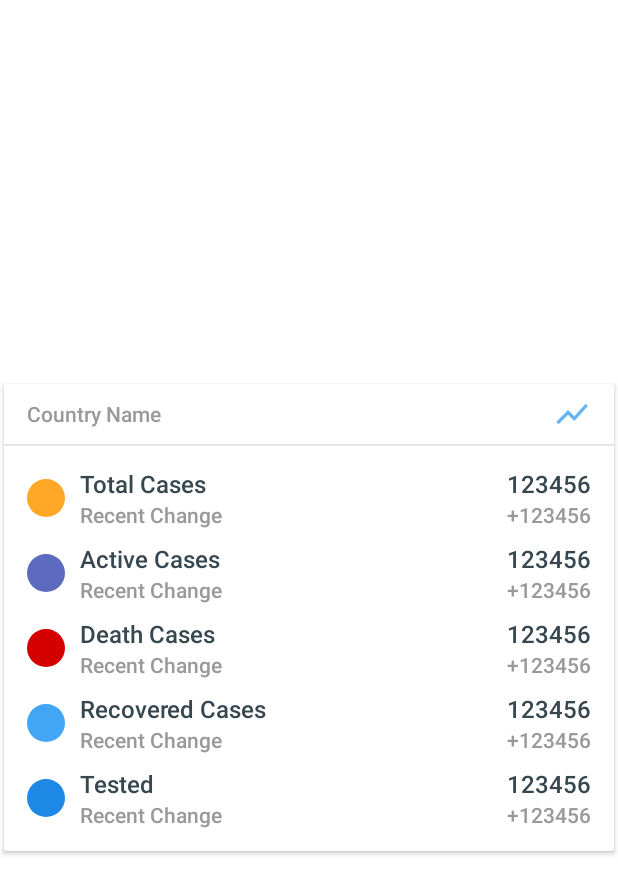
After one commit to OduorFelix/Covid-19, an Android app: the layout regional_country_card_layout.xml on its own in the app's theme, with its tools: preview values and no code run, on a phone screen of 412 x 824 dp. The commit adds this screen. Shown: the top 894 px of the screen. Run offline under Robolectric (Android 15) with nearby library versions, the phone set to English and light mode, and no system bars.

Commit message:
Regional Data View

```diff
--- a/app/src/main/java/com/flx/covid_19/models/Covid_model.kt
+++ b/app/src/main/java/com/flx/covid_19/models/Covid_model.kt
@@ -3,4 +3,4 @@ package com.flx.covid_19.models
 data class Covid_model (val summary: Summary?,
                         val change: Change?,
                         val generated_on: String?,
-                        val regions: Regions?)
+                        val regions: List<Countries>)
--- a/app/src/main/java/com/flx/covid_19/models/Regions.kt
+++ b/app/src/main/java/com/flx/covid_19/models/Regions.kt
@@ -1,3 +1,3 @@
 package com.flx.covid_19.models
 
-data class Regions (val country: Countries?)
+data class Regions (val usa: List<Countries>?)
--- /dev/null
+++ b/app/src/main/res/drawable/ic_show_chart.xml
@@ -0,0 +1,10 @@
+<vector xmlns:android="http://schemas.android.com/apk/res/android"
+    android:width="24dp"
+    android:height="24dp"
+    android:viewportWidth="24"
+    android:viewportHeight="24"
+    android:tint="?attr/colorControlNormal">
+  <path
+      android:fillColor="@android:color/white"
+      android:pathData="M3.5,18.49l6,-6.01 4,4L22,6.92l-1.41,-1.41 -7.09,7.97 -4,-4L2,16.99z"/>
+</vector>
--- /dev/null
+++ b/app/src/main/res/layout/regional_country_card_layout.xml
@@ -0,0 +1,405 @@
+<?xml version="1.0" encoding="utf-8"?>
+<androidx.cardview.widget.CardView
+    xmlns:android="http://schemas.android.com/apk/res/android"
+    android:layout_width="match_parent"
+    android:layout_height="wrap_content"
+    xmlns:app="http://schemas.android.com/apk/res-auto"
+    android:visibility="visible"
+    app:cardCornerRadius="2dp"
+    app:cardElevation="2dp"
+    android:layout_gravity="center"
+    app:cardUseCompatPadding="true">
+
+    <LinearLayout
+        android:layout_width="match_parent"
+        android:layout_height="wrap_content"
+        android:orientation="vertical">
+
+        <LinearLayout
+            android:layout_width="match_parent"
+            android:layout_height="@dimen/spacing_xmlarge"
+            android:layout_marginLeft="@dimen/spacing_large"
+            android:layout_marginRight="@dimen/spacing_large"
+            android:gravity="center_vertical"
+            android:orientation="horizontal">
+
+            <TextView
+                android:id="@+id/countryNameText"
+                android:layout_width="0dp"
+                android:layout_height="wrap_content"
+                android:layout_weight="1"
+                android:gravity="center_vertical"
+                android:text="@string/country_name"
+                android:textAppearance="@style/Base.TextAppearance.AppCompat.Body2"
+                android:textColor="@color/grey_40" />
+
+            <ImageView
+                android:layout_width="@dimen/spacing_mxlarge"
+                android:layout_height="@dimen/spacing_mxlarge"
+                app:srcCompat="@drawable/ic_show_chart"
+                android:contentDescription="@string/app_name"
+                app:tint="@color/blue_300" />
+
+        </LinearLayout>
+
+        <View
+            android:layout_width="match_parent"
+            android:layout_height="1dp"
+            android:background="@color/grey_10" />
+
+        <View
+            android:layout_width="0dp"
+            android:layout_height="@dimen/spacing_middle" />
+
+        <LinearLayout
+            android:layout_width="match_parent"
+            android:layout_height="@dimen/spacing_xxlarge"
+            android:gravity="center_vertical"
+            android:orientation="horizontal"
+            android:paddingLeft="@dimen/spacing_large"
+            android:paddingRight="@dimen/spacing_large">
+
+            <ImageView
+                android:layout_width="@dimen/spacing_mxlarge"
+                android:layout_height="@dimen/spacing_mxlarge"
+                app:srcCompat="@drawable/shape_circle"
+                android:contentDescription="@string/app_name"
+                app:tint="@color/orange_400" />
+
+            <View
+                android:layout_width="@dimen/spacing_middle"
+                android:layout_height="0dp" />
+
+            <LinearLayout
+                android:layout_width="0dp"
+                android:layout_height="wrap_content"
+                android:layout_weight="1"
+                android:orientation="vertical">
+
+                <TextView
+                    android:layout_width="wrap_content"
+                    android:layout_height="wrap_content"
+                    android:text="@string/total_cases"
+                    android:textAppearance="@style/Base.TextAppearance.AppCompat.Subhead"
+                    android:textColor="@color/grey_80"
+                    app:fontFamily="sans-serif-medium" />
+
+                <TextView
+                    android:layout_width="wrap_content"
+                    android:layout_height="wrap_content"
+                    android:text="@string/recent_change"
+                    android:textAppearance="@style/Base.TextAppearance.AppCompat.Body2"
+                    android:textColor="@color/grey_40" />
+
+            </LinearLayout>
+
+            <LinearLayout
+                android:layout_width="wrap_content"
+                android:layout_height="wrap_content"
+                android:gravity="end"
+                android:orientation="vertical">
+
+                <TextView
+                    android:id="@+id/currentTotalCases"
+                    android:layout_width="wrap_content"
+                    android:layout_height="wrap_content"
+                    android:text="123456"
+                    android:textAppearance="@style/Base.TextAppearance.AppCompat.Subhead"
+                    android:textColor="@color/grey_80"
+                    app:fontFamily="sans-serif-medium" />
+
+                <TextView
+                    android:id="@+id/changeTotalCases"
+                    android:layout_width="wrap_content"
+                    android:layout_height="wrap_content"
+                    android:text="+123456"
+                    android:textAppearance="@style/Base.TextAppearance.AppCompat.Body2"
+                    android:textColor="@color/grey_40" />
+
+            </LinearLayout>
+
+        </LinearLayout>
+
+        <LinearLayout
+            android:layout_width="match_parent"
+            android:layout_height="@dimen/spacing_xxlarge"
+            android:gravity="center_vertical"
+            android:orientation="horizontal"
+            android:paddingLeft="@dimen/spacing_large"
+            android:paddingRight="@dimen/spacing_large">
+
+            <ImageView
+                android:layout_width="@dimen/spacing_mxlarge"
+                android:layout_height="@dimen/spacing_mxlarge"
+                app:tint="@color/indigo_400"
+                app:srcCompat="@drawable/shape_circle"
+                android:contentDescription="@string/app_name" />
+
+            <View
+                android:layout_width="@dimen/spacing_middle"
+                android:layout_height="0dp" />
+
+            <LinearLayout
+                android:layout_width="0dp"
+                android:layout_height="wrap_content"
+                android:layout_weight="1"
+                android:orientation="vertical">
+
+                <TextView
+                    android:layout_width="wrap_content"
+                    android:layout_height="wrap_content"
+                    android:text="@string/active_cases"
+                    android:textAppearance="@style/Base.TextAppearance.AppCompat.Subhead"
+                    android:textColor="@color/grey_80"
+                    app:fontFamily="sans-serif-medium" />
+
+                <TextView
+                    android:layout_width="wrap_content"
+                    android:layout_height="wrap_content"
+                    android:text="@string/recent_change"
+                    android:textAppearance="@style/Base.TextAppearance.AppCompat.Body2"
+                    android:textColor="@color/grey_40" />
+
+            </LinearLayout>
+
+            <LinearLayout
+                android:layout_width="wrap_content"
+                android:layout_height="wrap_content"
+                android:gravity="end"
+                android:orientation="vertical">
+
+                <TextView
+                    android:id="@+id/currentActiveCasesText"
+                    android:layout_width="wrap_content"
+                    android:layout_height="wrap_content"
+                    android:text="123456"
+                    android:textAppearance="@style/Base.TextAppearance.AppCompat.Subhead"
+                    android:textColor="@color/grey_80"
+                    app:fontFamily="sans-serif-medium" />
+
+                <TextView
+                    android:id="@+id/changeActiveCasesText"
+                    android:layout_width="wrap_content"
+                    android:layout_height="wrap_content"
+                    android:text="+123456"
+                    android:textAppearance="@style/Base.TextAppearance.AppCompat.Body2"
+                    android:textColor="@color/grey_40" />
+
+            </LinearLayout>
+
+        </LinearLayout>
+
+        <LinearLayout
+            android:layout_width="match_parent"
+            android:layout_height="@dimen/spacing_xxlarge"
+            android:gravity="center_vertical"
+            android:orientation="horizontal"
+            android:paddingLeft="@dimen/spacing_large"
+            android:paddingRight="@dimen/spacing_large">
+
+            <ImageView
+                android:layout_width="@dimen/spacing_mxlarge"
+                android:layout_height="@dimen/spacing_mxlarge"
+                app:srcCompat="@drawable/shape_circle"
+                android:contentDescription="@string/app_name"
+                app:tint="@color/red_A700" />
+
+            <View
+                android:layout_width="@dimen/spacing_middle"
+                android:layout_height="0dp" />
+
+            <LinearLayout
+                android:layout_width="0dp"
+                android:layout_height="wrap_content"
+                android:layout_weight="1"
+                android:orientation="vertical">
+
+                <TextView
+                    android:layout_width="wrap_content"
+                    android:layout_height="wrap_content"
+                    android:text="@string/death_cases"
+                    android:textAppearance="@style/Base.TextAppearance.AppCompat.Subhead"
+                    android:textColor="@color/grey_80"
+                    app:fontFamily="sans-serif-medium" />
+
+                <TextView
+                    android:layout_width="wrap_content"
+                    android:layout_height="wrap_content"
+                    android:text="@string/recent_change"
+                    android:textAppearance="@style/Base.TextAppearance.AppCompat.Body2"
+                    android:textColor="@color/grey_40" />
+
+            </LinearLayout>
+
+            <LinearLayout
+                android:layout_width="wrap_content"
+                android:layout_height="wrap_content"
+                android:gravity="end"
+                android:orientation="vertical">
+
+                <TextView
+                    android:id="@+id/deathActiveCasesText"
+                    android:layout_width="wrap_content"
+                    android:layout_height="wrap_content"
+                    android:text="123456"
+                    android:textAppearance="@style/Base.TextAppearance.AppCompat.Subhead"
+                    android:textColor="@color/grey_80"
+                    app:fontFamily="sans-serif-medium" />
+
+                <TextView
+                    android:id="@+id/deathChangeCasesText"
+                    android:layout_width="wrap_content"
+                    android:layout_height="wrap_content"
+                    android:text="+123456"
+                    android:textAppearance="@style/Base.TextAppearance.AppCompat.Body2"
+                    android:textColor="@color/grey_40" />
+
+            </LinearLayout>
+
+        </LinearLayout>
+
+        <LinearLayout
+            android:layout_width="match_parent"
+            android:layout_height="@dimen/spacing_xxlarge"
+            android:gravity="center_vertical"
+            android:orientation="horizontal"
+            android:paddingLeft="@dimen/spacing_large"
+            android:paddingRight="@dimen/spacing_large">
+
+            <ImageView
+                android:layout_width="@dimen/spacing_mxlarge"
+                android:layout_height="@dimen/spacing_mxlarge"
+                app:srcCompat="@drawable/shape_circle"
+                android:contentDescription="@string/app_name"
+                app:tint="@color/blue_400" />
+
+            <View
+                android:layout_width="@dimen/spacing_middle"
+                android:layout_height="0dp" />
+
+            <LinearLayout
+                android:layout_width="0dp"
+                android:layout_height="wrap_content"
+                android:layout_weight="1"
+                android:orientation="vertical">
+
+                <TextView
+                    android:layout_width="wrap_content"
+                    android:layout_height="wrap_content"
+                    android:text="@string/recovered_cases"
+                    android:textAppearance="@style/Base.TextAppearance.AppCompat.Subhead"
+                    android:textColor="@color/grey_80"
+                    app:fontFamily="sans-serif-medium" />
+
+                <TextView
+                    android:layout_width="wrap_content"
+                    android:layout_height="wrap_content"
+                    android:text="@string/recent_change"
+                    android:textAppearance="@style/Base.TextAppearance.AppCompat.Body2"
+                    android:textColor="@color/grey_40" />
+
+            </LinearLayout>
+
+            <LinearLayout
+                android:layout_width="wrap_content"
+                android:layout_height="wrap_content"
+                android:gravity="end"
+                android:orientation="vertical">
+
+                <TextView
+                    android:id="@+id/currentRecoveredCasesText"
+                    android:layout_width="wrap_content"
+                    android:layout_height="wrap_content"
+                    android:text="123456"
+                    android:textAppearance="@style/Base.TextAppearance.AppCompat.Subhead"
+                    android:textColor="@color/grey_80"
+                    app:fontFamily="sans-serif-medium" />
+
+                <TextView
+                    android:id="@+id/changeRecoveredCasesText"
+                    android:layout_width="wrap_content"
+                    android:layout_height="wrap_content"
+                    android:text="+123456"
+                    android:textAppearance="@style/Base.TextAppearance.AppCompat.Body2"
+                    android:textColor="@color/grey_40" />
+
+            </LinearLayout>
+
+        </LinearLayout>
+
+        <LinearLayout
+            android:layout_width="match_parent"
+            android:layout_height="@dimen/spacing_xxlarge"
+            android:gravity="center_vertical"
+            android:orientation="horizontal"
+            android:paddingLeft="@dimen/spacing_large"
+            android:paddingRight="@dimen/spacing_large">
+
+            <ImageView
+                android:layout_width="@dimen/spacing_mxlarge"
+                android:layout_height="@dimen/spacing_mxlarge"
+                app:srcCompat="@drawable/shape_circle"
+                android:contentDescription="@string/app_name"
+                app:tint="@color/blue_600" />
+
+            <View
+                android:layout_width="@dimen/spacing_middle"
+                android:layout_height="0dp" />
+
+            <LinearLayout
+                android:layout_width="0dp"
+                android:layout_height="wrap_content"
+                android:layout_weight="1"
+                android:orientation="vertical">
+
+                <TextView
+                    android:layout_width="wrap_content"
+                    android:layout_height="wrap_content"
+                    android:text="@string/total_tested"
+                    android:textAppearance="@style/Base.TextAppearance.AppCompat.Subhead"
+                    android:textColor="@color/grey_80"
+                    app:fontFamily="sans-serif-medium" />
+
+                <TextView
+                    android:layout_width="wrap_content"
+                    android:layout_height="wrap_content"
+                    android:text="@string/recent_change"
+                    android:textAppearance="@style/Base.TextAppearance.AppCompat.Body2"
+                    android:textColor="@color/grey_40" />
+
+            </LinearLayout>
+
+            <LinearLayout
+                android:layout_width="wrap_content"
+                android:layout_height="wrap_content"
+                android:gravity="end"
+                android:orientation="vertical">
+
+                <TextView
+                    android:id="@+id/currentTestedCasesText"
+                    android:layout_width="wrap_content"
+                    android:layout_height="wrap_content"
+                    android:text="123456"
+                    android:textAppearance="@style/Base.TextAppearance.AppCompat.Subhead"
+                    android:textColor="@color/grey_80"
+                    app:fontFamily="sans-serif-medium" />
+
+                <TextView
+                    android:id="@+id/changeTestedCasesText"
+                    android:layout_width="wrap_content"
+                    android:layout_height="wrap_content"
+                    android:text="+123456"
+                    android:textAppearance="@style/Base.TextAppearance.AppCompat.Body2"
+                    android:textColor="@color/grey_40" />
+
+            </LinearLayout>
+
+        </LinearLayout>
+
+        <View
+            android:layout_width="0dp"
+            android:layout_height="@dimen/spacing_middle" />
+
+    </LinearLayout>
+
+</androidx.cardview.widget.CardView>
--- a/app/src/main/res/values/colors.xml
+++ b/app/src/main/res/values/colors.xml
@@ -59,6 +59,7 @@
     <color name="orange_A200">#FFAB40</color>
     <color name="orange_A400">#FF9100</color>
     <color name="orange_A700">#FF6D00</color>
+
 
     <color name="blue_grey_50">#ECEFF1</color>
     <color name="blue_grey_100">#CFD8DC</color>
--- a/app/src/main/res/values/strings.xml
+++ b/app/src/main/res/values/strings.xml
@@ -14,4 +14,6 @@
     <string name="recovered_cases">Recovered Cases</string>
     <string name="_12_345_new_recovered">12, 345 New Recovered</string>
     <string name="view_regions">View Regions</string>
+    <string name="country_name">Country Name</string>
+    <string name="recent_change">Recent Change</string>
 </resources>
```
Also changed, not shown: app/src/main/AndroidManifest.xml (+11 -3 lines), app/src/main/java/com/flx/covid_19/activities/HomeActivity.kt (+11 -5 lines), app/src/main/java/com/flx/covid_19/activities/Regional.kt (added, +63 -0 lines), app/src/main/java/com/flx/covid_19/adapters/RegionalAdapter.kt (added, +72 -0 lines), app/src/main/java/com/flx/covid_19/models/Change.kt (+8 -8 lines), app/src/main/java/com/flx/covid_19/models/Countries.kt (+13 -13 lines), app/src/main/res/layout/activity_regional.xml (added, +52 -0 lines).
